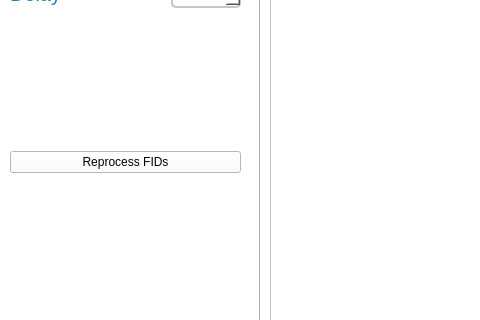
Qt form Qt/BatchViewer.ui (laserkelvin/FTSpecViewer) before a commit; both pictures show x 0 to 480 and y 218 to 538 of the 1083 by 656 pixel window.
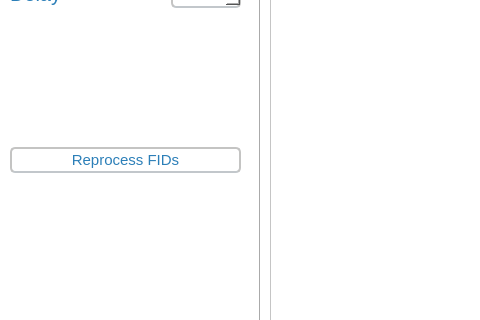
The same form after that commit. Custom widgets are drawn as their Qt base class.

Patch:
```diff
--- a/Qt/BatchViewer.ui
+++ b/Qt/BatchViewer.ui
@@ -121,6 +121,19 @@
 }
 QTabBar::tab:!selected {
 margin-top: 2px; /* make non-selected tabs look smaller */
+}
+QPushButton {
+	background-color: #FFFFFF;
+	color: #2c7fb8;
+	font-size: 15px;
+border: 1.5px solid #C4C4C3;
+border-bottom-color: #C2C7CB; /* same as the pane color */
+border-top-left-radius: 5px;
+border-top-right-radius: 5px;
+border-bottom-left-radius: 5px;
+border-bottom-right-radius: 5px;
+min-width: 10ex;
+padding: 2px;
 }</string>
   </property>
   <widget class="QWidget" name="centralwidget">
```
